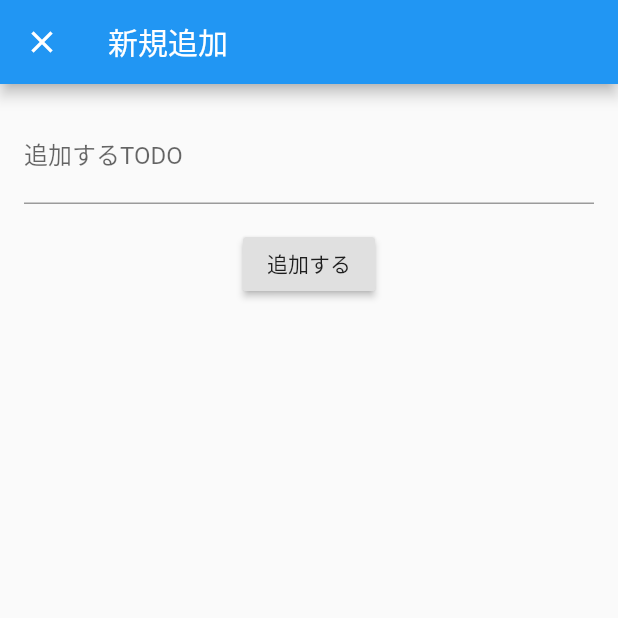
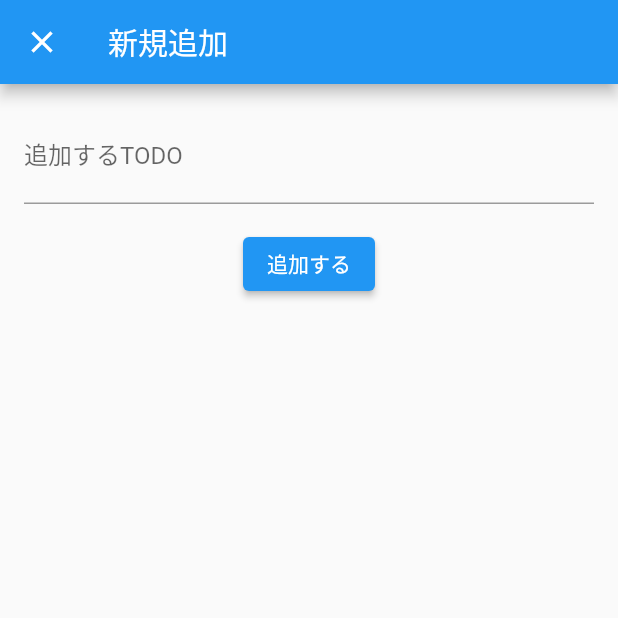
Before and after one commit to flutteruniv/todo_flutter_sample, a Flutter app: the screen it shows after launch, after a tap on the "add" icon, on a phone screen of 412 x 824 dp, the top half of it. Run offline on Flutter 3.47's test engine with Material 2 defaults, Android fonts, the phone set to English and light mode, and no system bars; our stand-ins replace cloud_firestore, firebase_core; accounts and stored records are empty.

Commit message:
packageの新バージョン対応

```diff
--- a/lib/add/add_page.dart
+++ b/lib/add/add_page.dart
@@ -31,7 +31,7 @@ class AddPage extends StatelessWidget {
                 SizedBox(
                   height: 16,
                 ),
-                RaisedButton(
+                ElevatedButton(
                   child: Text('追加する'),
                   onPressed: () async {
                     // firestoreに値を追加する
--- a/lib/main.dart
+++ b/lib/main.dart
@@ -31,7 +31,7 @@ class MainPage extends StatelessWidget {
           actions: [
             Consumer<MainModel>(builder: (context, model, child) {
               final isActive = model.checkShouldActiveCompleteButton();
-              return FlatButton(
+              return TextButton(
                 onPressed: isActive
                     ? () async {
                         await model.deleteCheckedItems();
--- a/lib/todo.dart
+++ b/lib/todo.dart
@@ -4,9 +4,11 @@ class Todo {
   Todo(DocumentSnapshot doc) {
     this.documentReference = doc.reference;
 
-    this.title = doc.data()['title'];
+    final data = doc.data() as Map<String, Object>;
 
-    final Timestamp timestamp = doc.data()['createdAt'];
+    this.title = data['title'];
+
+    final Timestamp timestamp = data['createdAt'];
     this.createdAt = timestamp.toDate();
   }
 
```
Also changed, not shown: pubspec.yaml (+4 -4 lines), pubspec.lock, 3 other files.
